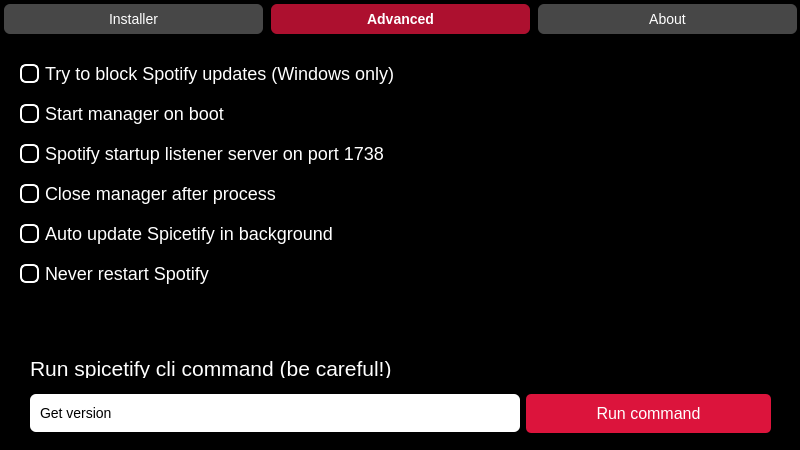
Before: the Qt Designer form res/manager.ui in Protonosgit/Spicetify_Installer, drawn with Qt 5.
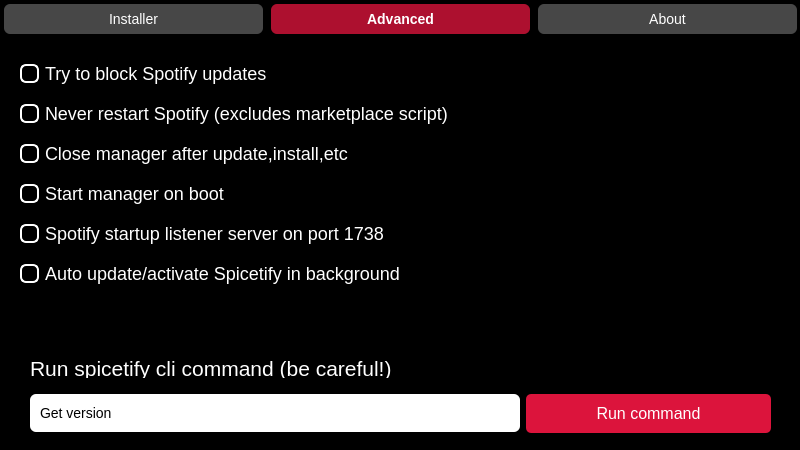
After: the same form once the commit is applied. The open tabs and pages were chosen to show the change. Icons and pictures are not drawn.

Commit message: update block fixed and other changes to autopatcher

```diff
--- a/res/manager.ui
+++ b/res/manager.ui
@@ -529,7 +529,7 @@
        <rect>
         <x>20</x>
         <y>20</y>
-        <width>381</width>
+        <width>571</width>
         <height>31</height>
        </rect>
       </property>
@@ -539,7 +539,7 @@
 }</string>
       </property>
       <property name="text">
-       <string>Try to block Spotify updates (Windows only)</string>
+       <string>Try to block Spotify updates</string>
       </property>
       <property name="iconSize">
        <size>
@@ -555,8 +555,8 @@
       <property name="geometry">
        <rect>
         <x>20</x>
-        <y>100</y>
-        <width>381</width>
+        <y>180</y>
+        <width>571</width>
         <height>31</height>
        </rect>
       </property>
@@ -582,8 +582,8 @@
       <property name="geometry">
        <rect>
         <x>20</x>
-        <y>180</y>
-        <width>381</width>
+        <y>220</y>
+        <width>571</width>
         <height>31</height>
        </rect>
       </property>
@@ -593,7 +593,7 @@
 }</string>
       </property>
       <property name="text">
-       <string>Auto update Spicetify in background</string>
+       <string>Auto update/activate Spicetify in background</string>
       </property>
       <property name="iconSize">
        <size>
@@ -609,8 +609,8 @@
       <property name="geometry">
        <rect>
         <x>20</x>
-        <y>140</y>
-        <width>381</width>
+        <y>100</y>
+        <width>571</width>
         <height>31</height>
        </rect>
       </property>
@@ -620,7 +620,7 @@
 }</string>
       </property>
       <property name="text">
-       <string>Close manager after process</string>
+       <string>Close manager after update,install,etc</string>
       </property>
       <property name="iconSize">
        <size>
@@ -633,8 +633,8 @@
       <property name="geometry">
        <rect>
         <x>20</x>
-        <y>60</y>
-        <width>381</width>
+        <y>140</y>
+        <width>571</width>
         <height>31</height>
        </rect>
       </property>
@@ -660,8 +660,8 @@
       <property name="geometry">
        <rect>
         <x>20</x>
-        <y>220</y>
-        <width>381</width>
+        <y>60</y>
+        <width>571</width>
         <height>31</height>
        </rect>
       </property>
@@ -671,7 +671,7 @@
 }</string>
       </property>
       <property name="text">
-       <string>Never restart Spotify</string>
+       <string>Never restart Spotify (excludes marketplace script)</string>
       </property>
       <property name="iconSize">
        <size>
```
The commit also changes 2 other files.
